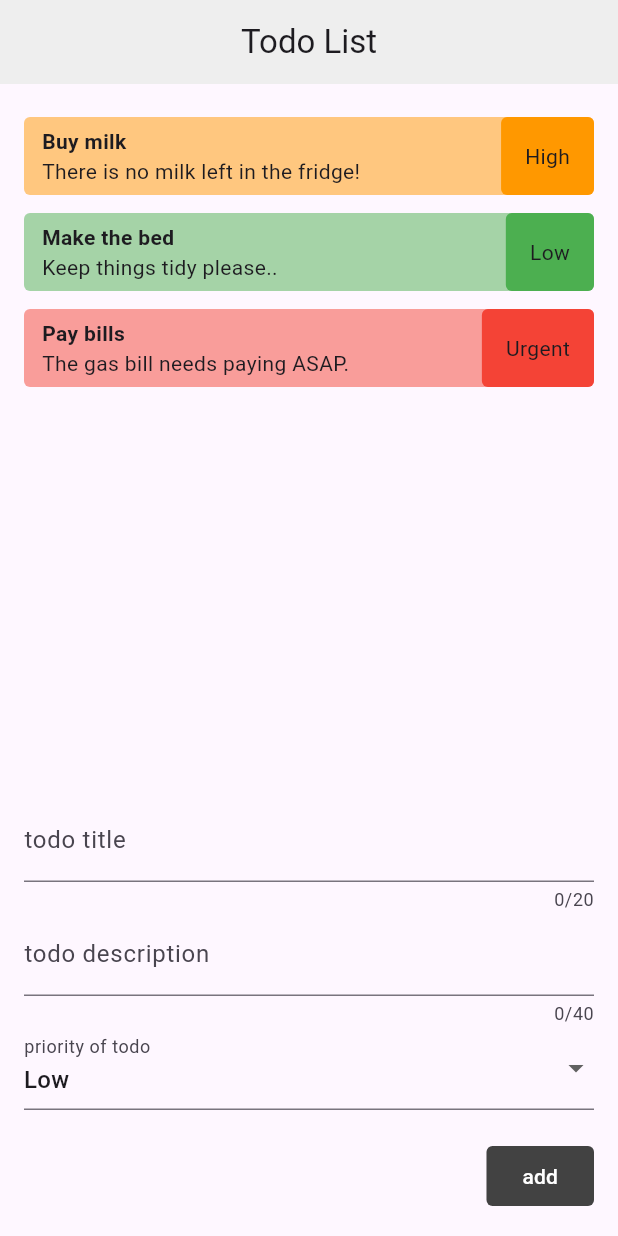
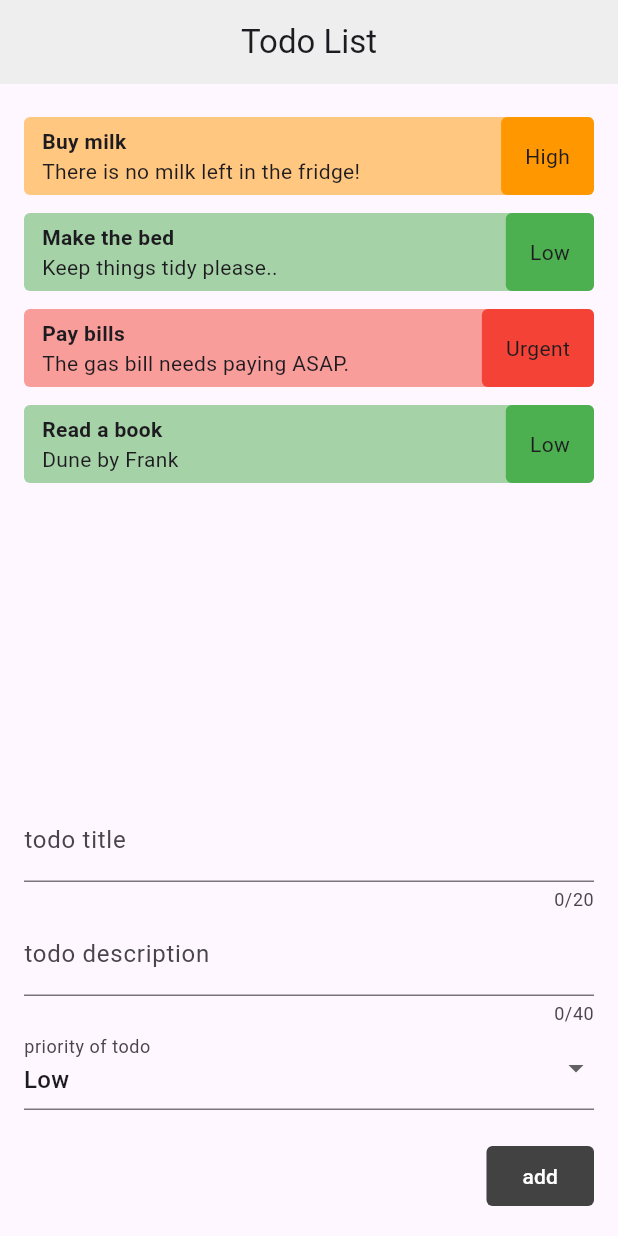
Before and after one commit to prime-infinity/flutter-todo, a Flutter app: the screen it shows after launch, on a phone screen of 412 x 824 dp. Run offline on Flutter 3.47's test engine with Material 3 defaults, Android fonts, the phone set to English and light mode, and no system bars.

Commit message:
added a new todo

```diff
--- a/lib/home.dart
+++ b/lib/home.dart
@@ -28,6 +28,10 @@ class _HomeState extends State<Home> {
         title: 'Pay bills',
         description: 'The gas bill needs paying ASAP.',
         priority: Priority.urgent),
+    const Todo(
+        title: 'Read a book',
+        description: 'Dune by Frank',
+        priority: Priority.low),
   ];
 
   @override
```
